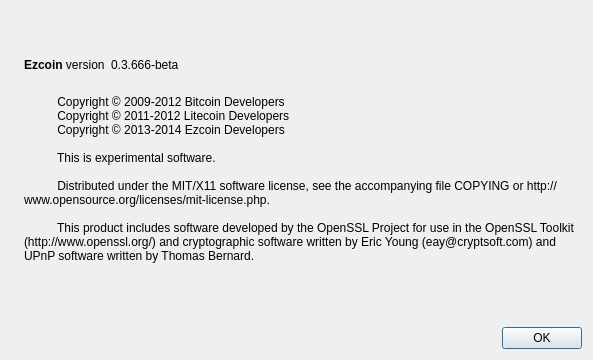
First picture: the form in src/qt/forms/aboutdialog.ui, repository ezcoin/ezcoin, before the edit.
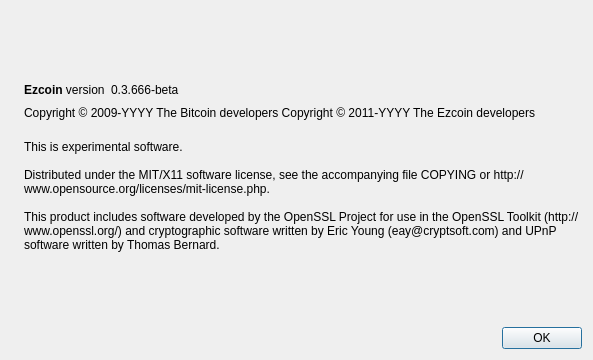
Second picture: the form after the edit. Icons and pictures are not drawn.

What changed in the file:
```diff
--- a/src/qt/forms/aboutdialog.ui
+++ b/src/qt/forms/aboutdialog.ui
@@ -65,9 +65,6 @@
          <property name="text">
           <string notr="true">0.3.666-beta</string>
          </property>
-         <property name="textFormat">
-          <enum>Qt::RichText</enum>
-         </property>
          <property name="textInteractionFlags">
           <set>Qt::LinksAccessibleByMouse|Qt::TextSelectableByKeyboard|Qt::TextSelectableByMouse</set>
          </property>
@@ -88,6 +85,23 @@
        </item>
       </layout>
      </item>
+     <item>
+      <widget class="QLabel" name="copyrightLabel">
+       <property name="cursor">
+        <cursorShape>IBeamCursor</cursorShape>
+       </property>
+       <property name="text">
+        <string notr="true">Copyright &amp;copy; 2009-YYYY The Bitcoin developers
+Copyright &amp;copy; 2011-YYYY The Ezcoin developers</string>
+       </property>
+       <property name="textFormat">
+        <enum>Qt::RichText</enum>
+       </property>
+       <property name="textInteractionFlags">
+        <set>Qt::LinksAccessibleByMouse|Qt::TextSelectableByKeyboard|Qt::TextSelectableByMouse</set>
+       </property>
+      </widget>
+     </item>
      <item>
       <widget class="QLabel" name="label_2">
        <property name="cursor">
@@ -95,16 +109,11 @@
        </property>
        <property name="text">
         <string>
-          Copyright © 2009-2012 Bitcoin Developers
-          Copyright © 2011-2012 Litecoin Developers
-          Copyright © 2013-2014 Ezcoin Developers
+This is experimental software.
 
-          This is experimental software.
+Distributed under the MIT/X11 software license, see the accompanying file COPYING or http://www.opensource.org/licenses/mit-license.php.
 
-          Distributed under the MIT/X11 software license, see the accompanying file COPYING or http://www.opensource.org/licenses/mit-license.php.
-
-          This product includes software developed by the OpenSSL Project for use in the OpenSSL Toolkit (http://www.openssl.org/) and cryptographic software written by Eric Young (eay@cryptsoft.com) and UPnP software written by Thomas Bernard.
-        </string>
+This product includes software developed by the OpenSSL Project for use in the OpenSSL Toolkit (http://www.openssl.org/) and cryptographic software written by Eric Young (eay@cryptsoft.com) and UPnP software written by Thomas Bernard.</string>
        </property>
        <property name="wordWrap">
         <bool>true</bool>
```
